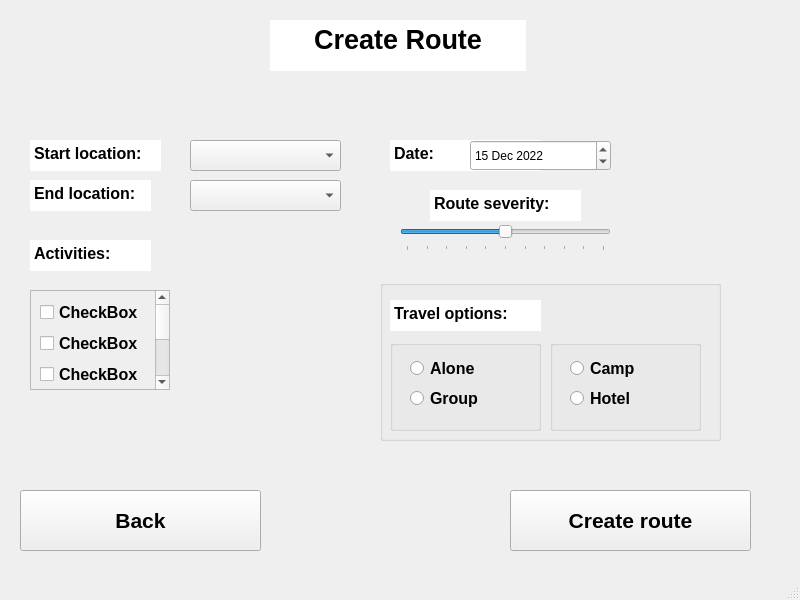
The window that RifTravel/CreateRouteWindow.ui (FedorViest/MSOFT) describes before a commit, drawn with Qt 5.
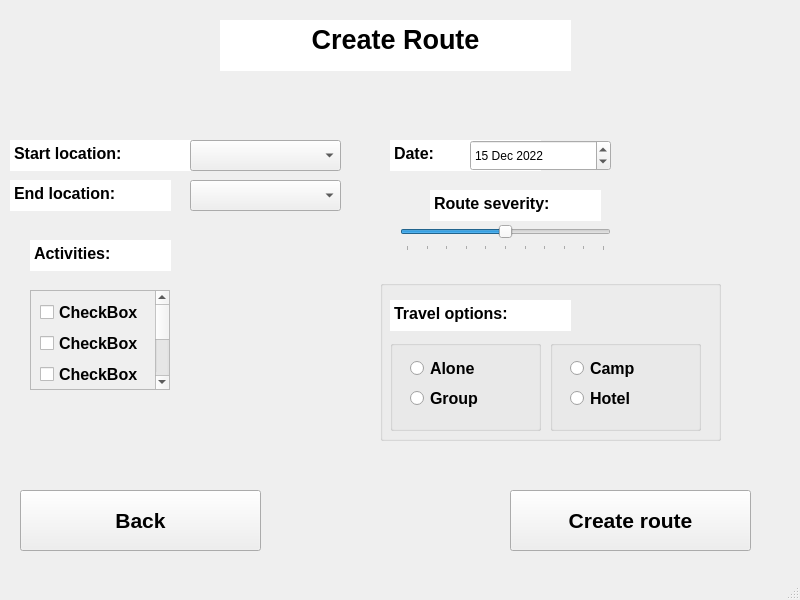
The same window after the commit.

Commit message: Finished screen for saving routes and displaying them. Finished functionality for sharing routes, need to finish UI for shared routes

What changed in the file:
```diff
--- a/RifTravel/CreateRouteWindow.ui
+++ b/RifTravel/CreateRouteWindow.ui
@@ -17,9 +17,9 @@
    <widget class="QTextBrowser" name="textBrowser">
     <property name="geometry">
      <rect>
-      <x>270</x>
+      <x>220</x>
       <y>20</y>
-      <width>256</width>
+      <width>351</width>
       <height>51</height>
      </rect>
     </property>
@@ -30,7 +30,7 @@
      <string>&lt;!DOCTYPE HTML PUBLIC &quot;-//W3C//DTD HTML 4.0//EN&quot; &quot;http://www.w3.org/TR/REC-html40/strict.dtd&quot;&gt;
 &lt;html&gt;&lt;head&gt;&lt;meta name=&quot;qrichtext&quot; content=&quot;1&quot; /&gt;&lt;style type=&quot;text/css&quot;&gt;
 p, li { white-space: pre-wrap; }
-&lt;/style&gt;&lt;/head&gt;&lt;body style=&quot; font-family:'MS Shell Dlg 2'; font-size:8.25pt; font-weight:400; font-style:normal;&quot;&gt;
+&lt;/style&gt;&lt;/head&gt;&lt;body style=&quot; font-family:'MS Shell Dlg 2'; font-size:7.8pt; font-weight:400; font-style:normal;&quot;&gt;
 &lt;p align=&quot;center&quot; style=&quot; margin-top:0px; margin-bottom:0px; margin-left:0px; margin-right:0px; -qt-block-indent:0; text-indent:0px;&quot;&gt;&lt;span style=&quot; font-size:20pt; font-weight:600;&quot;&gt;Create Route&lt;/span&gt;&lt;/p&gt;&lt;/body&gt;&lt;/html&gt;</string>
     </property>
    </widget>
@@ -68,9 +68,9 @@
    <widget class="QTextBrowser" name="textBrowser_2">
     <property name="geometry">
      <rect>
-      <x>30</x>
+      <x>10</x>
       <y>140</y>
-      <width>131</width>
+      <width>181</width>
       <height>31</height>
      </rect>
     </property>
@@ -83,20 +83,23 @@
     <property name="frameShadow">
      <enum>QFrame::Plain</enum>
     </property>
+    <property name="verticalScrollBarPolicy">
+     <enum>Qt::ScrollBarAlwaysOff</enum>
+    </property>
     <property name="html">
      <string>&lt;!DOCTYPE HTML PUBLIC &quot;-//W3C//DTD HTML 4.0//EN&quot; &quot;http://www.w3.org/TR/REC-html40/strict.dtd&quot;&gt;
 &lt;html&gt;&lt;head&gt;&lt;meta name=&quot;qrichtext&quot; content=&quot;1&quot; /&gt;&lt;style type=&quot;text/css&quot;&gt;
 p, li { white-space: pre-wrap; }
-&lt;/style&gt;&lt;/head&gt;&lt;body style=&quot; font-family:'MS Shell Dlg 2'; font-size:8.25pt; font-weight:400; font-style:normal;&quot;&gt;
+&lt;/style&gt;&lt;/head&gt;&lt;body style=&quot; font-family:'MS Shell Dlg 2'; font-size:7.8pt; font-weight:400; font-style:normal;&quot;&gt;
 &lt;p style=&quot; margin-top:0px; margin-bottom:0px; margin-left:0px; margin-right:0px; -qt-block-indent:0; text-indent:0px;&quot;&gt;&lt;span style=&quot; font-size:12pt; font-weight:600;&quot;&gt;Start location:&lt;/span&gt;&lt;/p&gt;&lt;/body&gt;&lt;/html&gt;</string>
     </property>
    </widget>
    <widget class="QTextBrowser" name="textBrowser_3">
     <property name="geometry">
      <rect>
-      <x>30</x>
+      <x>10</x>
       <y>180</y>
-      <width>121</width>
+      <width>161</width>
       <height>31</height>
      </rect>
     </property>
@@ -109,11 +112,14 @@
     <property name="frameShadow">
      <enum>QFrame::Plain</enum>
     </property>
+    <property name="verticalScrollBarPolicy">
+     <enum>Qt::ScrollBarAlwaysOff</enum>
+    </property>
     <property name="html">
      <string>&lt;!DOCTYPE HTML PUBLIC &quot;-//W3C//DTD HTML 4.0//EN&quot; &quot;http://www.w3.org/TR/REC-html40/strict.dtd&quot;&gt;
 &lt;html&gt;&lt;head&gt;&lt;meta name=&quot;qrichtext&quot; content=&quot;1&quot; /&gt;&lt;style type=&quot;text/css&quot;&gt;
 p, li { white-space: pre-wrap; }
-&lt;/style&gt;&lt;/head&gt;&lt;body style=&quot; font-family:'MS Shell Dlg 2'; font-size:8.25pt; font-weight:400; font-style:normal;&quot;&gt;
+&lt;/style&gt;&lt;/head&gt;&lt;body style=&quot; font-family:'MS Shell Dlg 2'; font-size:7.8pt; font-weight:400; font-style:normal;&quot;&gt;
 &lt;p style=&quot; margin-top:0px; margin-bottom:0px; margin-left:0px; margin-right:0px; -qt-block-indent:0; text-indent:0px;&quot;&gt;&lt;span style=&quot; font-size:12pt; font-weight:600;&quot;&gt;End location:&lt;/span&gt;&lt;/p&gt;&lt;/body&gt;&lt;/html&gt;</string>
     </property>
    </widget>
@@ -122,18 +128,21 @@
      <rect>
       <x>430</x>
       <y>190</y>
-      <width>151</width>
+      <width>171</width>
       <height>31</height>
      </rect>
     </property>
     <property name="frameShape">
      <enum>QFrame::NoFrame</enum>
     </property>
+    <property name="verticalScrollBarPolicy">
+     <enum>Qt::ScrollBarAlwaysOff</enum>
+    </property>
     <property name="html">
      <string>&lt;!DOCTYPE HTML PUBLIC &quot;-//W3C//DTD HTML 4.0//EN&quot; &quot;http://www.w3.org/TR/REC-html40/strict.dtd&quot;&gt;
 &lt;html&gt;&lt;head&gt;&lt;meta name=&quot;qrichtext&quot; content=&quot;1&quot; /&gt;&lt;style type=&quot;text/css&quot;&gt;
 p, li { white-space: pre-wrap; }
-&lt;/style&gt;&lt;/head&gt;&lt;body style=&quot; font-family:'MS Shell Dlg 2'; font-size:8.25pt; font-weight:400; font-style:normal;&quot;&gt;
+&lt;/style&gt;&lt;/head&gt;&lt;body style=&quot; font-family:'MS Shell Dlg 2'; font-size:7.8pt; font-weight:400; font-style:normal;&quot;&gt;
 &lt;p style=&quot; margin-top:0px; margin-bottom:0px; margin-left:0px; margin-right:0px; -qt-block-indent:0; text-indent:0px;&quot;&gt;&lt;span style=&quot; font-size:12pt; font-weight:600;&quot;&gt;Route severity:&lt;/span&gt;&lt;/p&gt;&lt;/body&gt;&lt;/html&gt;</string>
     </property>
    </widget>
@@ -228,7 +237,7 @@
      <rect>
       <x>30</x>
       <y>240</y>
-      <width>121</width>
+      <width>141</width>
       <height>31</height>
      </rect>
     </property>
@@ -241,11 +250,14 @@
     <property name="frameShadow">
      <enum>QFrame::Plain</enum>
     </property>
+    <property name="verticalScrollBarPolicy">
+     <enum>Qt::ScrollBarAlwaysOff</enum>
+    </property>
     <property name="html">
      <string>&lt;!DOCTYPE HTML PUBLIC &quot;-//W3C//DTD HTML 4.0//EN&quot; &quot;http://www.w3.org/TR/REC-html40/strict.dtd&quot;&gt;
 &lt;html&gt;&lt;head&gt;&lt;meta name=&quot;qrichtext&quot; content=&quot;1&quot; /&gt;&lt;style type=&quot;text/css&quot;&gt;
 p, li { white-space: pre-wrap; }
-&lt;/style&gt;&lt;/head&gt;&lt;body style=&quot; font-family:'MS Shell Dlg 2'; font-size:8.25pt; font-weight:400; font-style:normal;&quot;&gt;
+&lt;/style&gt;&lt;/head&gt;&lt;body style=&quot; font-family:'MS Shell Dlg 2'; font-size:7.8pt; font-weight:400; font-style:normal;&quot;&gt;
 &lt;p style=&quot; margin-top:0px; margin-bottom:0px; margin-left:0px; margin-right:0px; -qt-block-indent:0; text-indent:0px;&quot;&gt;&lt;span style=&quot; font-size:12pt; font-weight:600;&quot;&gt;Activities:&lt;/span&gt;&lt;/p&gt;&lt;/body&gt;&lt;/html&gt;</string>
     </property>
    </widget>
@@ -499,7 +511,7 @@
       <rect>
        <x>10</x>
        <y>20</y>
-       <width>151</width>
+       <width>181</width>
        <height>31</height>
       </rect>
      </property>
@@ -512,11 +524,14 @@
      <property name="frameShadow">
       <enum>QFrame::Plain</enum>
      </property>
+     <property name="verticalScrollBarPolicy">
+      <enum>Qt::ScrollBarAlwaysOff</enum>
+     </property>
      <property name="html">
       <string>&lt;!DOCTYPE HTML PUBLIC &quot;-//W3C//DTD HTML 4.0//EN&quot; &quot;http://www.w3.org/TR/REC-html40/strict.dtd&quot;&gt;
 &lt;html&gt;&lt;head&gt;&lt;meta name=&quot;qrichtext&quot; content=&quot;1&quot; /&gt;&lt;style type=&quot;text/css&quot;&gt;
 p, li { white-space: pre-wrap; }
-&lt;/style&gt;&lt;/head&gt;&lt;body style=&quot; font-family:'MS Shell Dlg 2'; font-size:8.25pt; font-weight:400; font-style:normal;&quot;&gt;
+&lt;/style&gt;&lt;/head&gt;&lt;body style=&quot; font-family:'MS Shell Dlg 2'; font-size:7.8pt; font-weight:400; font-style:normal;&quot;&gt;
 &lt;p style=&quot; margin-top:0px; margin-bottom:0px; margin-left:0px; margin-right:0px; -qt-block-indent:0; text-indent:0px;&quot;&gt;&lt;span style=&quot; font-size:12pt; font-weight:600;&quot;&gt;Travel options:&lt;/span&gt;&lt;/p&gt;&lt;/body&gt;&lt;/html&gt;</string>
      </property>
     </widget>
```
Left out of the diff: 14 changed lines with no effect on the pictures. The commit also changes 8 other files.
